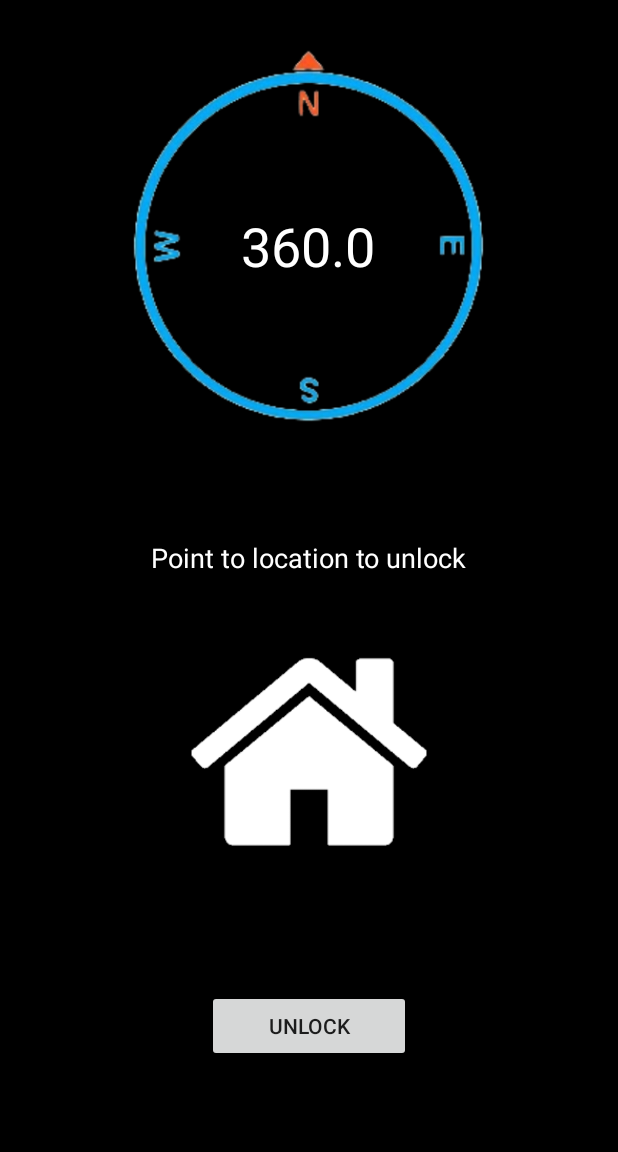
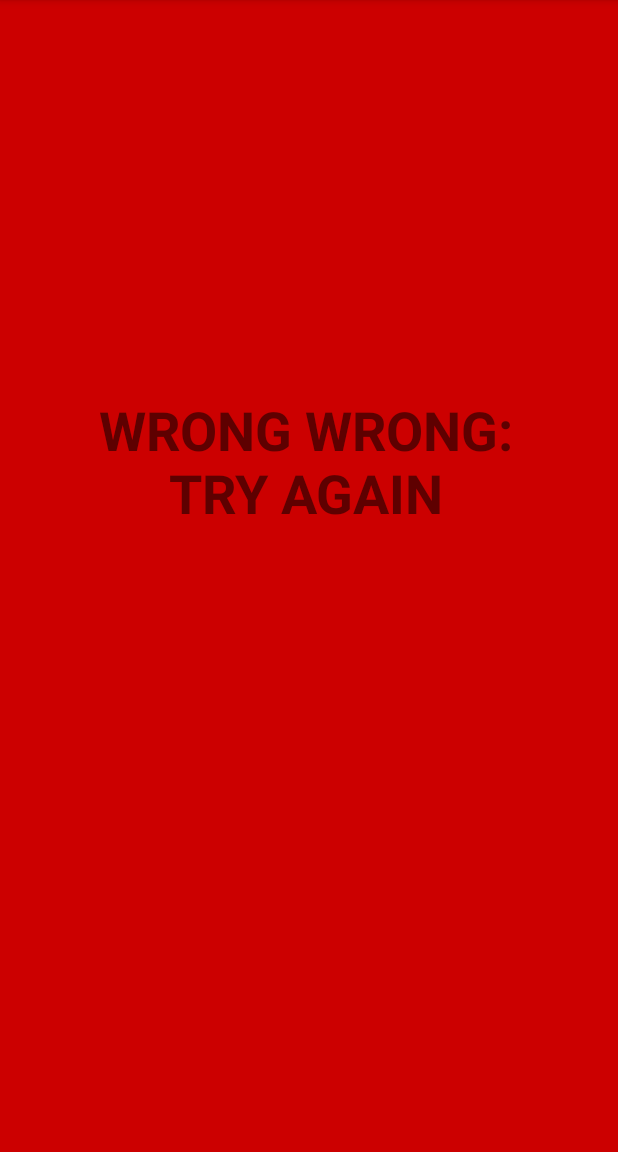
Before and after one commit to fernandobagtas/CompassUnlock, an Android app: the screen it shows after launch (MainActivity), after a tap on "UNLOCK", on a phone screen of 412 x 824 dp, the part 84-1236 px from its top. Run offline under Robolectric (Android 15) with nearby library versions, the phone set to English and light mode, and no system bars.

Commit message:
added true/false screens

```diff
--- a/app/src/main/java/com/example/compassunlock/MainActivity.java
+++ b/app/src/main/java/com/example/compassunlock/MainActivity.java
@@ -6,42 +6,71 @@ import android.hardware.SensorEvent;
 import android.hardware.SensorEventListener;
 import android.hardware.SensorManager;
 import android.os.Bundle;
+import android.os.CountDownTimer;
+import android.util.Log;
 import android.view.View;
 import android.view.animation.Animation;
 import android.view.animation.RotateAnimation;
+import android.widget.Button;
 import android.widget.ImageView;
+import android.widget.RelativeLayout;
 import android.widget.TextView;
+
+//import java.util.concurrent.TimeUnit;
 
 public class MainActivity extends AppCompatActivity implements SensorEventListener {
 
     // define the display assembly compass picture
-    private ImageView image;
+    public ImageView image1;
+
+    // define the house picture
+    public ImageView image2;
 
     // record the compass picture angle turned
     public float currentDegree = 0f;
 
-    public float houseDegree = 320f;
+    public float houseDegree = -320f;
 
     public boolean degreeCheck;
 
     // device sensor manager
     private SensorManager mSensorManager;
 
+    //define the heading of the direction
     TextView tvHeading;
+
+    //define the other textview
+    TextView saying;
+
+    //define the button
+    Button button;
+
+    RelativeLayout uLayout;
+    RelativeLayout dLayout;
 
     @Override
     protected void onCreate(Bundle savedInstanceState) {
         super.onCreate(savedInstanceState);
         setContentView(R.layout.activity_main);
 
-        //
-        image = (ImageView) findViewById(R.id.imageViewCompass);
+        // set images
+        image1 = (ImageView) findViewById(R.id.imageViewCompass);
+        image2 = (ImageView) findViewById(R.id.imageView2);
 
         // TextView that will tell the user what degree is he heading
         tvHeading = (TextView) findViewById(R.id.tvHeading);
 
+        saying = (TextView) findViewById(R.id.textView);
+
         // initialize your android device sensor capabilities
         mSensorManager = (SensorManager) getSystemService(SENSOR_SERVICE);
+
+        // set button
+        button = (Button) findViewById(R.id.button);
+
+        // set layouts
+        uLayout = (RelativeLayout) findViewById(R.id.unlockLayout);
+        dLayout = (RelativeLayout) findViewById(R.id.denyLayout);
     }
 
     @Override
@@ -84,7 +113,7 @@ public class MainActivity extends AppCompatActivity implements SensorEventListen
         ra.setFillAfter(true);
 
         // Start the animation
-        image.startAnimation(ra);
+        image1.startAnimation(ra);
         currentDegree = -degree;
 
     }
@@ -101,9 +130,53 @@ public class MainActivity extends AppCompatActivity implements SensorEventListen
     public void checkDirection(View view){
         if(currentDegree < (houseDegree + 10) && currentDegree > (houseDegree - 10)){
             degreeCheck = true;
+
+            saying.setVisibility(TextView.INVISIBLE);
+            image2.setVisibility(ImageView.INVISIBLE);
+            button.setVisibility(Button.INVISIBLE);
+            uLayout.setVisibility(RelativeLayout.VISIBLE);
+            new CountDownTimer(3000, 1000){
+                @Override
+                public void onTick(long millisUntilFinished) {
+
+                }
+
+                @Override
+                public void onFinish() {
+                    saying.setVisibility(TextView.VISIBLE);
+                    image2.setVisibility(ImageView.VISIBLE);
+                    button.setVisibility(Button.VISIBLE);
+                    uLayout.setVisibility(RelativeLayout.INVISIBLE);
+
+                    System.exit(0);
+                }
+            }.start();
+
+
         }
         else{
             degreeCheck = false;
+            Log.d("HEADING", Float.toString(currentDegree));
+            Log.d("HEADING", Float.toString(houseDegree));
+
+            saying.setVisibility(TextView.INVISIBLE);
+            image2.setVisibility(ImageView.INVISIBLE);
+            button.setVisibility(Button.INVISIBLE);
+            dLayout.setVisibility(RelativeLayout.VISIBLE);
+            new CountDownTimer(3000, 1000){
+                @Override
+                public void onTick(long millisUntilFinished) {
+
+                }
+
+                @Override
+                public void onFinish() {
+                    saying.setVisibility(TextView.VISIBLE);
+                    image2.setVisibility(ImageView.VISIBLE);
+                    button.setVisibility(Button.VISIBLE);
+                    dLayout.setVisibility(RelativeLayout.INVISIBLE);
+                }
+            }.start();
         }
     }
 }
--- a/app/src/main/res/layout/activity_main.xml
+++ b/app/src/main/res/layout/activity_main.xml
@@ -61,4 +61,60 @@
         android:textColor="#FFFFFF"
         android:textSize="18sp" />
 
+    <RelativeLayout
+        android:id="@+id/unlockLayout"
+        android:layout_width="match_parent"
+        android:layout_height="match_parent"
+        android:background="@android:color/holo_green_dark"
+        android:visibility="gone">
+
+        <TextView
+            android:id="@+id/Text1"
+            android:layout_width="313dp"
+            android:layout_height="62dp"
+            android:layout_alignParentEnd="true"
+            android:layout_alignParentRight="true"
+            android:layout_alignParentBottom="true"
+            android:layout_marginEnd="49dp"
+            android:layout_marginRight="49dp"
+            android:layout_marginBottom="444dp"
+            android:gravity="center"
+            android:text="WELCOME"
+            android:textSize="36sp"
+            android:textStyle="bold" />
+
+
+    </RelativeLayout>
+
+    <RelativeLayout
+        android:id="@+id/denyLayout"
+        android:layout_width="match_parent"
+        android:layout_height="match_parent"
+        android:background="@android:color/holo_red_dark"
+        android:visibility="gone">
+
+        <TextView
+            android:id="@+id/textView2"
+            android:layout_width="335dp"
+            android:layout_height="285dp"
+            android:layout_alignParentStart="true"
+            android:layout_alignParentLeft="true"
+            android:layout_alignParentTop="true"
+            android:layout_alignParentEnd="true"
+            android:layout_alignParentRight="true"
+            android:layout_alignParentBottom="true"
+            android:layout_marginStart="36dp"
+            android:layout_marginLeft="36dp"
+            android:layout_marginTop="204dp"
+            android:layout_marginEnd="40dp"
+            android:layout_marginRight="40dp"
+            android:layout_marginBottom="357dp"
+            android:gravity="center"
+            android:text="WRONG WRONG: TRY AGAIN"
+            android:textSize="36sp"
+            android:textStyle="bold" />
+
+
+    </RelativeLayout>
+
 </RelativeLayout>
```
